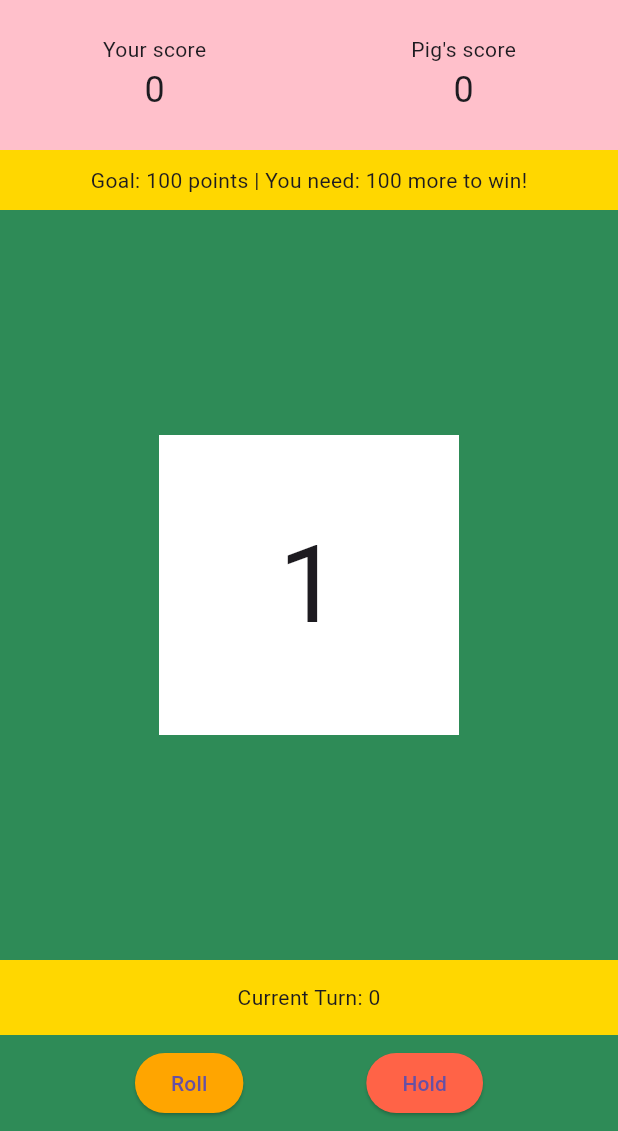
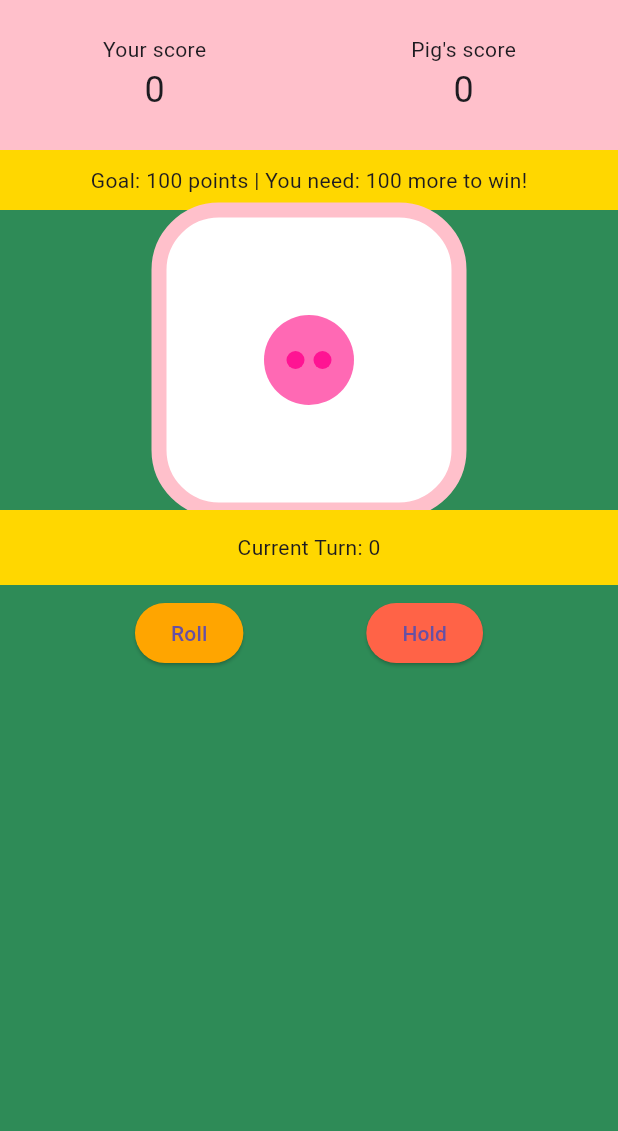
Before and after one commit to bserridge/Pig, a Flutter app: the screen it shows after launch, after a tap on "Start Game", on a phone screen of 412 x 824 dp, the part 105-1236 px from its top. Run offline on Flutter 3.47's test engine with Material 3 defaults, Android fonts, the phone set to English and light mode, and no system bars.

Commit message:
Adding a pig-themed dice display.

```diff
--- a/parallel_pig_anthropic/lib/game_screen.dart
+++ b/parallel_pig_anthropic/lib/game_screen.dart
@@ -1,6 +1,7 @@
 import 'package:flutter/material.dart';
 import 'dart:math';
 import 'results_screen.dart';
+import 'pig_dice.dart';
 
 class GameScreen extends StatefulWidget {
   @override
@@ -149,6 +150,11 @@ class _GameScreenState extends State<GameScreen> {
               height: 40,
               child: Center(child: Text('Goal: $WIN_SCORE points | You need: ${WIN_SCORE - yourScore} more to win!')),
             ),
+
+            PigDice(value: diceValue, size: 200),
+
+            /*
+            // removing the old dice display
             Expanded(
               child: Center(
                 child: Container(
@@ -159,6 +165,7 @@ class _GameScreenState extends State<GameScreen> {
                 ),
               ),
             ),
+            */
             Container(
               color: const Color(0xFFFFD700), // Yellow
               height: 50,
--- /dev/null
+++ b/parallel_pig_anthropic/lib/pig_dice.dart
@@ -0,0 +1,101 @@
+import 'package:flutter/material.dart';
+
+class PigDice extends StatelessWidget {
+  final int value;
+  final double size;
+
+  PigDice({required this.value, this.size = 200});
+
+  @override
+  Widget build(BuildContext context) {
+    return CustomPaint(
+      size: Size(size, size),
+      painter: DicePainter(value: value),
+    );
+  }
+}
+
+class DicePainter extends CustomPainter {
+  final int value;
+
+  DicePainter({required this.value});
+
+  @override
+  void paint(Canvas canvas, Size size) {
+    final paint = Paint();
+
+    // Dice body
+    paint.color = Colors.white;
+    canvas.drawRRect(
+      RRect.fromRectAndRadius(
+        Rect.fromLTWH(0, 0, size.width, size.height),
+        Radius.circular(size.width * 0.2),
+      ),
+      paint,
+    );
+
+    // Dice border
+    paint.color = Color(0xFFFFC0CB); // Light pink
+    paint.style = PaintingStyle.stroke;
+    paint.strokeWidth = size.width * 0.05;
+    canvas.drawRRect(
+      RRect.fromRectAndRadius(
+        Rect.fromLTWH(0, 0, size.width, size.height),
+        Radius.circular(size.width * 0.2),
+      ),
+      paint,
+    );
+
+    paint.color = Color(0xFFFF69B4); // Hot pink
+    paint.style = PaintingStyle.fill;
+
+    // Draw pips based on dice value
+    switch (value) {
+      case 1:
+        _drawPip(canvas, size, 0.5, 0.5, size.width * 0.15, paint);
+        break;
+      case 2:
+        _drawPip(canvas, size, 0.3, 0.3, size.width * 0.1, paint);
+        _drawPip(canvas, size, 0.7, 0.7, size.width * 0.1, paint);
+        break;
+      case 3:
+        _drawPip(canvas, size, 0.3, 0.3, size.width * 0.1, paint);
+        _drawPip(canvas, size, 0.5, 0.5, size.width * 0.1, paint);
+        _drawPip(canvas, size, 0.7, 0.7, size.width * 0.1, paint);
+        break;
+      case 4:
+        _drawPip(canvas, size, 0.3, 0.3, size.width * 0.1, paint);
+        _drawPip(canvas, size, 0.3, 0.7, size.width * 0.1, paint);
+        _drawPip(canvas, size, 0.7, 0.3, size.width * 0.1, paint);
+        _drawPip(canvas, size, 0.7, 0.7, size.width * 0.1, paint);
+        break;
+      case 5:
+        _drawPip(canvas, size, 0.3, 0.3, size.width * 0.1, paint);
+        _drawPip(canvas, size, 0.3, 0.7, size.width * 0.1, paint);
+        _drawPip(canvas, size, 0.5, 0.5, size.width * 0.1, paint);
+        _drawPip(canvas, size, 0.7, 0.3, size.width * 0.1, paint);
+        _drawPip(canvas, size, 0.7, 0.7, size.width * 0.1, paint);
+        break;
+      case 6:
+        _drawPip(canvas, size, 0.3, 0.25, size.width * 0.1, paint);
+        _drawPip(canvas, size, 0.3, 0.5, size.width * 0.1, paint);
+        _drawPip(canvas, size, 0.3, 0.75, size.width * 0.1, paint);
+        _drawPip(canvas, size, 0.7, 0.25, size.width * 0.1, paint);
+        _drawPip(canvas, size, 0.7, 0.5, size.width * 0.1, paint);
+        _drawPip(canvas, size, 0.7, 0.75, size.width * 0.1, paint);
+        break;
+    }
+  }
+
+  void _drawPip(Canvas canvas, Size size, double x, double y, double radius, Paint paint) {
+    canvas.drawCircle(Offset(size.width * x, size.height * y), radius, paint);
+
+    // Draw a small snout in each pip
+    paint.color = Color(0xFFFF1493); // Deep pink
+    canvas.drawCircle(Offset(size.width * x - radius * 0.3, size.height * y), radius * 0.2, paint);
+    canvas.drawCircle(Offset(size.width * x + radius * 0.3, size.height * y), radius * 0.2, paint);
+  }
+
+  @override
+  bool shouldRepaint(covariant CustomPainter oldDelegate) => true;
+}
```
